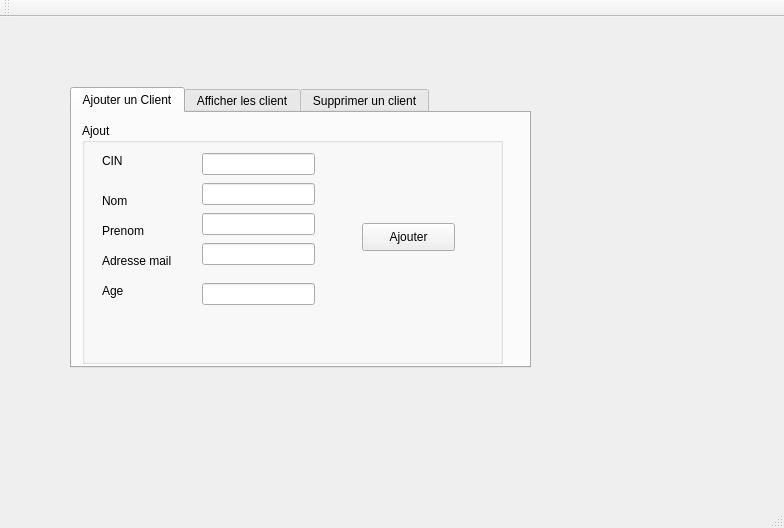
First picture: the form in mainwindow.ui, repository mariemsmaoui12/smart_parc, before the edit.
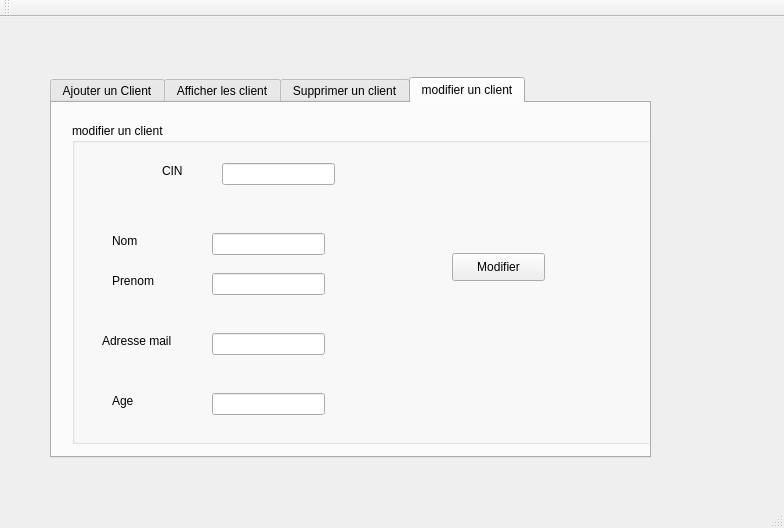
Second picture: the form after the edit.

```diff
--- a/mainwindow.ui
+++ b/mainwindow.ui
@@ -17,14 +17,14 @@
    <widget class="QTabWidget" name="tabWidget">
     <property name="geometry">
      <rect>
-      <x>70</x>
-      <y>70</y>
-      <width>461</width>
-      <height>281</height>
+      <x>50</x>
+      <y>60</y>
+      <width>601</width>
+      <height>381</height>
      </rect>
     </property>
     <property name="currentIndex">
-     <number>0</number>
+     <number>3</number>
     </property>
     <widget class="QWidget" name="tab">
      <attribute name="title">
@@ -181,6 +181,188 @@
      <attribute name="title">
       <string>Supprimer un client</string>
      </attribute>
+     <widget class="QLabel" name="label_6">
+      <property name="geometry">
+       <rect>
+        <x>50</x>
+        <y>60</y>
+        <width>101</width>
+        <height>31</height>
+       </rect>
+      </property>
+      <property name="text">
+       <string>CIN</string>
+      </property>
+     </widget>
+     <widget class="QLineEdit" name="le_CIN_supp">
+      <property name="geometry">
+       <rect>
+        <x>140</x>
+        <y>60</y>
+        <width>131</width>
+        <height>31</height>
+       </rect>
+      </property>
+     </widget>
+     <widget class="QPushButton" name="pb_supp">
+      <property name="geometry">
+       <rect>
+        <x>170</x>
+        <y>157</y>
+        <width>111</width>
+        <height>31</height>
+       </rect>
+      </property>
+      <property name="text">
+       <string>Supprimer</string>
+      </property>
+     </widget>
+    </widget>
+    <widget class="QWidget" name="modifierunclient">
+     <attribute name="title">
+      <string>modifier un client</string>
+     </attribute>
+     <widget class="QGroupBox" name="groupBox_2">
+      <property name="geometry">
+       <rect>
+        <x>20</x>
+        <y>20</y>
+        <width>581</width>
+        <height>321</height>
+       </rect>
+      </property>
+      <property name="title">
+       <string>modifier un client</string>
+      </property>
+      <widget class="QLabel" name="label_7">
+       <property name="geometry">
+        <rect>
+         <x>90</x>
+         <y>40</y>
+         <width>56</width>
+         <height>16</height>
+        </rect>
+       </property>
+       <property name="text">
+        <string>CIN</string>
+       </property>
+      </widget>
+      <widget class="QLabel" name="label_8">
+       <property name="geometry">
+        <rect>
+         <x>40</x>
+         <y>110</y>
+         <width>56</width>
+         <height>16</height>
+        </rect>
+       </property>
+       <property name="text">
+        <string>Nom</string>
+       </property>
+      </widget>
+      <widget class="QLabel" name="label_9">
+       <property name="geometry">
+        <rect>
+         <x>40</x>
+         <y>150</y>
+         <width>56</width>
+         <height>16</height>
+        </rect>
+       </property>
+       <property name="text">
+        <string>Prenom</string>
+       </property>
+      </widget>
+      <widget class="QLabel" name="label_10">
+       <property name="geometry">
+        <rect>
+         <x>30</x>
+         <y>210</y>
+         <width>81</width>
+         <height>16</height>
+        </rect>
+       </property>
+       <property name="text">
+        <string>Adresse mail</string>
+       </property>
+      </widget>
+      <widget class="QLabel" name="label_11">
+       <property name="geometry">
+        <rect>
+         <x>40</x>
+         <y>270</y>
+         <width>56</width>
+         <height>16</height>
+        </rect>
+       </property>
+       <property name="text">
+        <string>Age</string>
+       </property>
+      </widget>
+      <widget class="QLineEdit" name="ln_modifier_id">
+       <property name="geometry">
+        <rect>
+         <x>150</x>
+         <y>40</y>
+         <width>113</width>
+         <height>22</height>
+        </rect>
+       </property>
+      </widget>
+      <widget class="QLineEdit" name="ln_modifier_nom">
+       <property name="geometry">
+        <rect>
+         <x>140</x>
+         <y>110</y>
+         <width>113</width>
+         <height>22</height>
+        </rect>
+       </property>
+      </widget>
+      <widget class="QLineEdit" name="ln_modifier_prenom">
+       <property name="geometry">
+        <rect>
+         <x>140</x>
+         <y>150</y>
+         <width>113</width>
+         <height>22</height>
+        </rect>
+       </property>
+      </widget>
+      <widget class="QLineEdit" name="ln_modifier_Adresse_mail">
+       <property name="geometry">
+        <rect>
+         <x>140</x>
+         <y>210</y>
+         <width>113</width>
+         <height>22</height>
+        </rect>
+       </property>
+      </widget>
+      <widget class="QLineEdit" name="ln_modifier_Age">
+       <property name="geometry">
+        <rect>
+         <x>140</x>
+         <y>270</y>
+         <width>113</width>
+         <height>22</height>
+        </rect>
+       </property>
+      </widget>
+      <widget class="QPushButton" name="pb_modifier">
+       <property name="geometry">
+        <rect>
+         <x>380</x>
+         <y>130</y>
+         <width>93</width>
+         <height>28</height>
+        </rect>
+       </property>
+       <property name="text">
+        <string>Modifier</string>
+       </property>
+      </widget>
+     </widget>
     </widget>
    </widget>
   </widget>
```
Left out of the diff: 10 changed lines with no effect on the pictures.
